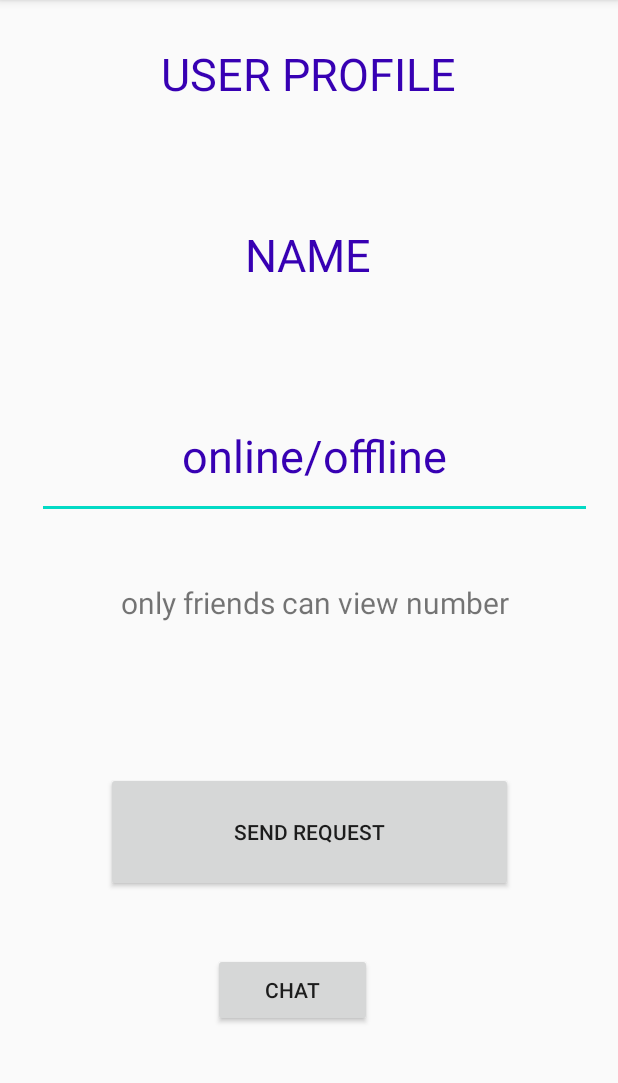
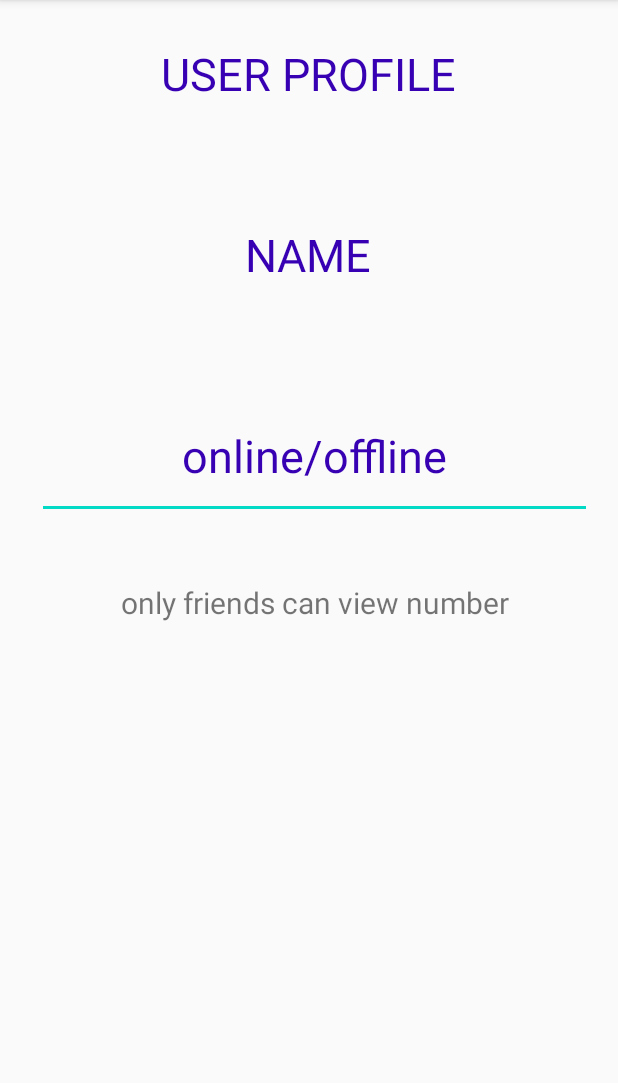
Before and after one commit to HyperL0gL0g/locately, an Android app: the jump2profile screen opened directly, with no data from a screen before it, on a phone screen of 412 x 824 dp, the part 84-1167 px from its top. Run offline under Robolectric (Android 15) with nearby library versions, the phone set to English and light mode, and no system bars; our stand-ins replace Firebase (no records; nobody signed in at launch, a user with empty details on screens opened directly).

Commit message:
removed useless feature xD

```diff
--- a/app/src/main/java/com/example/fire/views/jump2profile.java
+++ b/app/src/main/java/com/example/fire/views/jump2profile.java
@@ -30,8 +30,6 @@ public class jump2profile extends AppCompatActivity {
         name_of_user=(TextView)findViewById(R.id.name_of_user);
         online_status=(TextView)findViewById(R.id.online_status);
         user_mobile_number=(TextView)findViewById(R.id.user_mobile_number);
-        send=(Button)findViewById(R.id.send);
-        chat=(Button)findViewById(R.id.chat);
         db=FirebaseFirestore.getInstance();
 
         final String uid = getIntent().getStringExtra("uid_data");
@@ -48,21 +46,16 @@ public class jump2profile extends AppCompatActivity {
             }
         });
 
-        chat.setOnClickListener(new View.OnClickListener() {
-            @Override
-            public void onClick(View view) {
-                Intent a = new Intent(getApplicationContext(), chatActivity.class);
-//                a.putExtra("userName",mdata.get(position).getdeviceName());
-                a.addFlags(Intent.FLAG_ACTIVITY_NEW_TASK);
-                a.putExtra("userID",uid);
-                startActivity(a);
-            }
-        });
-
-
-
-
-
+//        chat.setOnClickListener(new View.OnClickListener() {
+//            @Override
+//            public void onClick(View view) {
+//                Intent a = new Intent(getApplicationContext(), chatActivity.class);
+////                a.putExtra("userName",mdata.get(position).getdeviceName());
+//                a.addFlags(Intent.FLAG_ACTIVITY_NEW_TASK);
+//                a.putExtra("userID",uid);
+//                startActivity(a);
+//            }
+//        });
 
     }
 }
--- a/app/src/main/res/layout/activity_jump2profile.xml
+++ b/app/src/main/res/layout/activity_jump2profile.xml
@@ -4,7 +4,7 @@
     xmlns:tools="http://schemas.android.com/tools"
     android:layout_width="match_parent"
     android:layout_height="match_parent"
-    tools:context=".marker2profile">
+    tools:context=".views.jump2profile">
 
     <TextView
         android:id="@+id/who_am_i"
@@ -67,26 +67,4 @@
         app:layout_constraintTop_toTopOf="parent"
         app:layout_constraintVertical_bias="0.384" />
 
-    <Button
-        android:id="@+id/send"
-        android:layout_width="271dp"
-        android:layout_height="80dp"
-        android:text="send request"
-        app:layout_constraintBottom_toBottomOf="parent"
-        app:layout_constraintEnd_toEndOf="parent"
-        app:layout_constraintStart_toStartOf="parent"
-        app:layout_constraintTop_toTopOf="parent"
-        app:layout_constraintVertical_bias="0.748" />
-
-    <Button
-        android:id="@+id/chat"
-        android:layout_width="106dp"
-        android:layout_height="49dp"
-        android:text="CHAT"
-        app:layout_constraintBottom_toBottomOf="parent"
-        app:layout_constraintEnd_toEndOf="parent"
-        app:layout_constraintHorizontal_bias="0.465"
-        app:layout_constraintStart_toStartOf="parent"
-        app:layout_constraintTop_toTopOf="parent"
-        app:layout_constraintVertical_bias="0.884" />
 </androidx.constraintlayout.widget.ConstraintLayout>
--- a/app/src/main/res/layout/register.xml
+++ b/app/src/main/res/layout/register.xml
@@ -13,7 +13,6 @@
         android:layout_marginTop="30dp"
         android:textAlignment="center"
         android:textColor="@color/colorPrimaryDark"
-
         app:layout_constraintBottom_toBottomOf="parent"
         app:layout_constraintEnd_toEndOf="parent"
         app:layout_constraintStart_toStartOf="parent"
```
